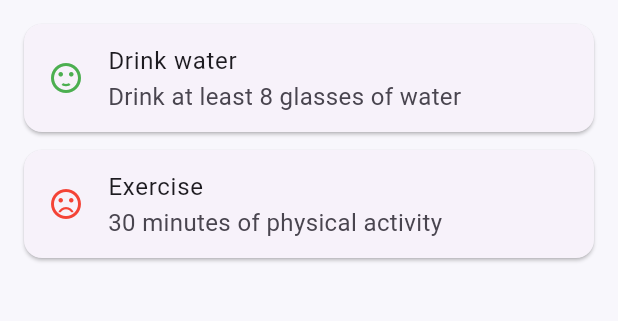
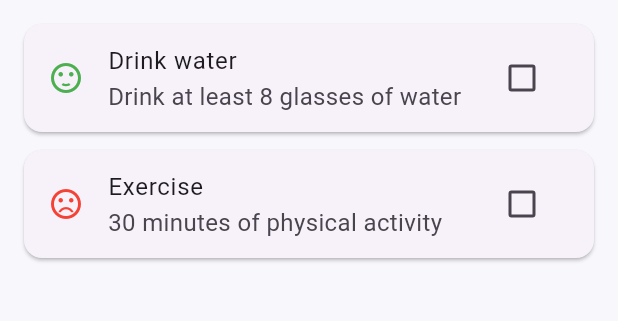
Before and after one commit to Siddhi1432/pulsetrack, a Flutter app: the screen it shows after launch, on a phone screen of 412 x 824 dp, the part 84-405 px from its top. Run offline on Flutter 3.47's test engine with Material 3 defaults, Android fonts, the light colour scheme and no system bars.

Commit message:
Added habit completion toggle with visual state update

```diff
--- a/lib/model/habit.dart
+++ b/lib/model/habit.dart
@@ -10,7 +10,7 @@ enum Mood{ //fixed set of moods
 class Habit {
   final String title; //immutable
   final String description;
-  final bool isCompleted; //future habit tracking
+  bool isCompleted; //habit tracking
   final Mood mood; //emotional state mapping
 
   Habit({
--- a/lib/screens/home_screen.dart
+++ b/lib/screens/home_screen.dart
@@ -139,8 +139,29 @@ class _HomeScreenState extends State<HomeScreen>{
             ),
             child: ListTile(
               leading: _getMoodIcon(habit.mood),
-              title: Text(habit.title),
-              subtitle: Text(habit.description),
+              title: Text(
+                  habit.title,
+                style: TextStyle(
+                  decoration: habit.isCompleted
+                      ? TextDecoration.lineThrough
+                      : TextDecoration.none,
+                  color: habit.isCompleted ? Colors.grey : null,
+                ),
+              ),
+              subtitle: Text(
+                  habit.description,
+                style: TextStyle(
+                  color: habit.isCompleted ? Colors.grey : null,
+                ),
+              ),
+              trailing: Checkbox(
+                value: habit.isCompleted,
+                onChanged: (value){
+                  setState(() {
+                    habit.isCompleted = value ?? false;
+                  });
+                },
+              ),
             ),
           );
         },
```
